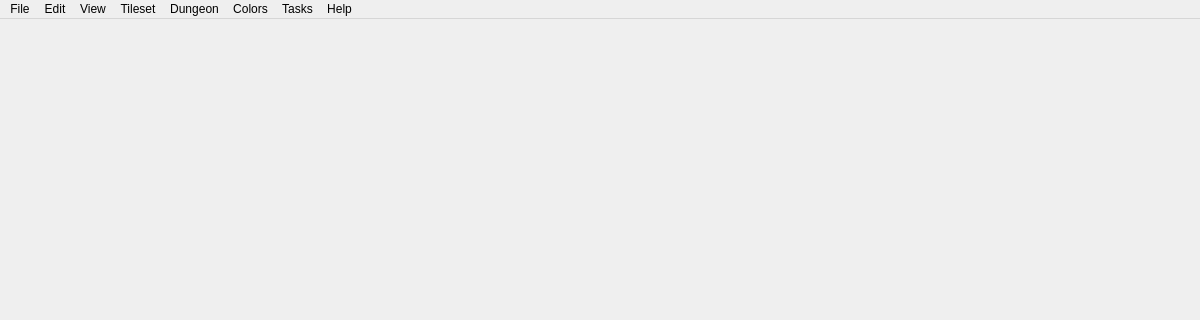
Before: the Qt Designer form source/mainwindow.ui in pionere/d1-graphics-tool, drawn with Qt 5; both pictures show x 0 to 1200 and y 0 to 320 of the 1200 by 820 pixel window.
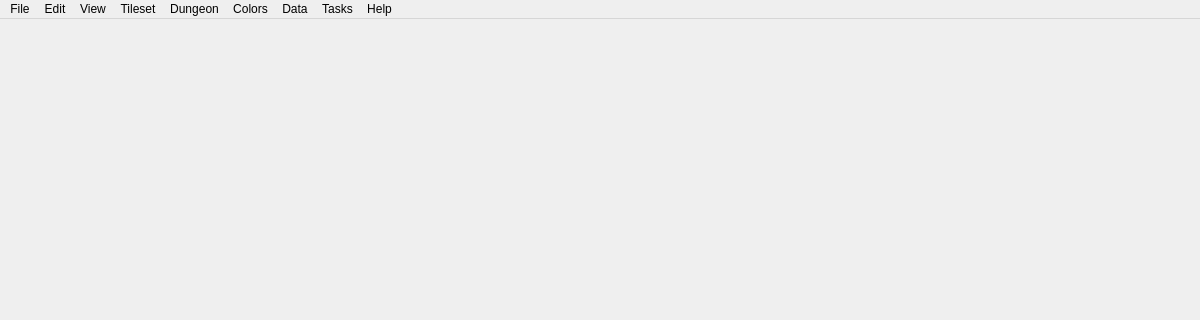
After: the same form once the commit is applied.

Commit message: cpp 47c43

Patch:
```diff
--- a/source/mainwindow.ui
+++ b/source/mainwindow.ui
@@ -415,6 +415,7 @@
    <addaction name="menuTileset"/>
    <addaction name="menuDungeon"/>
    <addaction name="menuColors"/>
+   <addaction name="menuData"/>
    <addaction name="menuTasks"/>
    <addaction name="menuHelp"/>
   </widget>
```
The commit also changes 2 other files.
